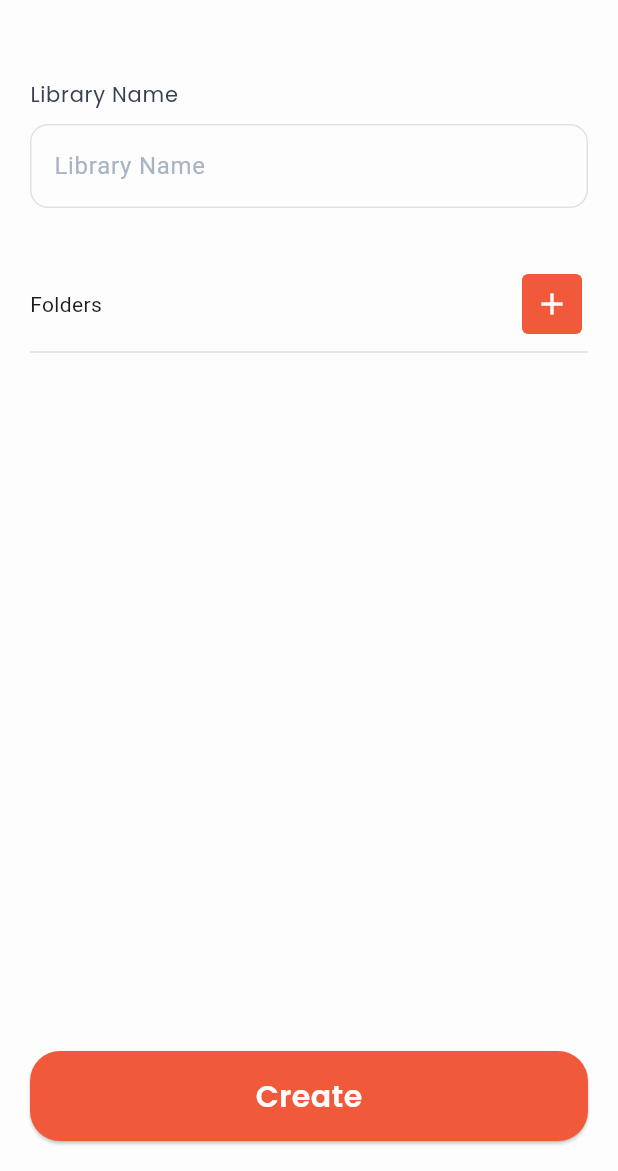
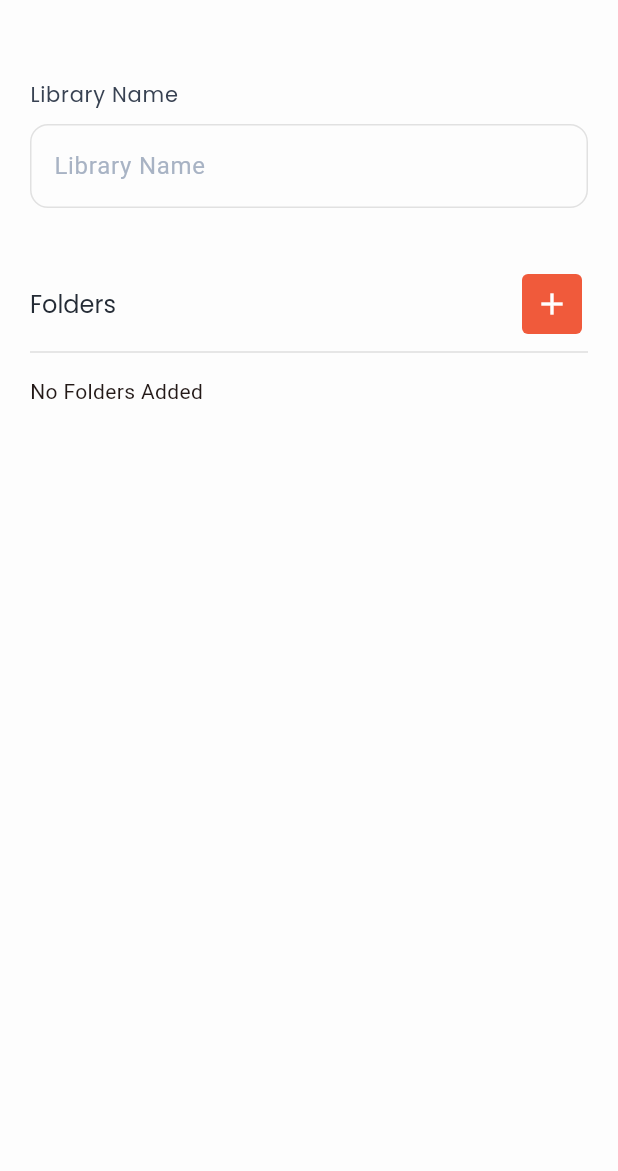
Before and after one commit to ListenUpApp/Client, a Flutter app: the CreateLibraryScreen screen opened directly, on a phone screen of 412 x 824 dp, the part 65-1236 px from its top. Run offline on Flutter 3.47's test engine with Material 3 defaults, Android fonts, the light colour scheme and no system bars; our stand-ins replace bloc, bloc_concurrency, equatable, flutter_bloc, flutter_secure_storage, flutter_svg and 4 more; missing offline and left inert: grpc; accounts and stored records are empty.

Commit message:
Add Folder browser and logic for creating libraries

```diff
--- a/devtools_options.yaml
+++ b/devtools_options.yaml
@@ -1,3 +1,4 @@
 description: This file stores settings for Dart & Flutter DevTools.
 documentation: https://docs.flutter.dev/tools/devtools/extensions#configure-extension-enablement-states
 extensions:
+  - provider: true
--- a/lib/auth_injection.dart
+++ b/lib/injection.dart
@@ -7,6 +7,7 @@ import 'package:listenup/core/data/server/datasource/server_remote_datasource.da
 import 'package:listenup/core/data/server/server_repository.dart';
 import 'package:listenup/library/data/datasource/library_remote_datasource.dart';
 import 'package:listenup/library/data/library_repository.dart';
+import 'package:listenup/library/presentation/bloc/library_bloc.dart';
 
 import 'auth/data/auth_repository.dart';
 import 'auth/data/datasource/auth_remote_datasource.dart';
@@ -37,6 +38,8 @@ Future<void> init() async {
       () => UrlBloc(sl<AuthRepository>(), sl<ConfigService>(), sl<AuthBloc>()));
   sl.registerLazySingleton<AuthBloc>(() => AuthBloc(
       authRepository: sl(), serverRepository: sl(), configService: sl()));
+  sl.registerLazySingleton<LibraryBloc>(
+      () => LibraryBloc(sl<LibraryRepository>(), sl<AuthBloc>()));
   sl.registerLazySingleton(() => LoginUsecase(sl()));
   sl.registerLazySingleton(() => RegisterUsecase(sl()));
   sl.registerLazySingleton(() => PingUsecase(sl()));
--- /dev/null
+++ b/lib/library/presentation/bloc/create/create_library_event.dart
@@ -0,0 +1,51 @@
+part of 'create_library_bloc.dart';
+
+@immutable
+sealed class CreateLibraryEvent extends Equatable {
+  const CreateLibraryEvent();
+
+  @override
+  List<Object> get props => [];
+}
+
+final class CreateLibrary extends CreateLibraryEvent {
+  final String name;
+  final List<Folder> folders;
+
+  const CreateLibrary(this.name, this.folders);
+}
+
+final class UpdateLibraryName extends CreateLibraryEvent {
+  final String name;
+  const UpdateLibraryName(this.name);
+
+  @override
+  List<Object> get props => [name];
+}
+
+final class LoadDirectories extends CreateLibraryEvent {
+  final String path;
+  final int level;
+  const LoadDirectories(this.path, this.level);
+
+  @override
+  List<Object> get props => [path, level];
+}
+
+final class NavigateBack extends CreateLibraryEvent {}
+
+final class AddFolderToLibrary extends CreateLibraryEvent {
+  final Folder folder;
+  const AddFolderToLibrary(this.folder);
+
+  @override
+  List<Object> get props => [folder];
+}
+
+final class RemoveFolderFromLibrary extends CreateLibraryEvent {
+  final Folder folder;
+  const RemoveFolderFromLibrary(this.folder);
+
+  @override
+  List<Object> get props => [folder];
+}
--- /dev/null
+++ b/lib/library/presentation/bloc/create/create_library_state.dart
@@ -0,0 +1,66 @@
+part of 'create_library_bloc.dart';
+
+@immutable
+sealed class CreateLibraryState extends Equatable {
+  const CreateLibraryState();
+
+  @override
+  List<Object> get props => [];
+}
+
+class CreateLibraryInitial extends CreateLibraryState {
+  const CreateLibraryInitial();
+}
+
+class CreateLibraryLoading extends CreateLibraryState {
+  const CreateLibraryLoading();
+}
+
+class CreateLibrarySuccess extends CreateLibraryState {
+  const CreateLibrarySuccess();
+}
+
+class CreateLibraryLoaded extends CreateLibraryState {
+  final String name;
+  final List<Folder> currentFolders;
+  final List<String> pathHistory;
+  final int currentLevel;
+  final List<Folder> selectedFolders;
+
+  const CreateLibraryLoaded({
+    required this.name,
+    required this.currentFolders,
+    required this.pathHistory,
+    required this.currentLevel,
+    required this.selectedFolders,
+  });
+
+  @override
+  List<Object> get props =>
+      [name, currentFolders, pathHistory, currentLevel, selectedFolders];
+
+  CreateLibraryLoaded copyWith({
+    String? name,
+    List<Folder>? currentFolders,
+    List<String>? pathHistory,
+    int? currentLevel,
+    List<Folder>? selectedFolders,
+  }) {
+    return CreateLibraryLoaded(
+      name: name ?? this.name,
+      currentFolders: currentFolders ?? this.currentFolders,
+      pathHistory: pathHistory ?? this.pathHistory,
+      currentLevel: currentLevel ?? this.currentLevel,
+      selectedFolders: selectedFolders ?? this.selectedFolders,
+    );
+  }
+}
+
+class CreateLibraryError extends CreateLibraryState {
+  final String message;
+
+  const CreateLibraryError(this.message);
+
+  @override
+  List<Object> get props => [message];
+}
--- a/lib/library/presentation/screens/create_library.dart
+++ b/lib/library/presentation/screens/create_library.dart
@@ -1,14 +1,21 @@
 import 'package:flutter/material.dart';
+import 'package:flutter_bloc/flutter_bloc.dart';
 import 'package:listenup/core/presentation/ui/widgets/button.dart';
 import 'package:listenup/core/presentation/ui/widgets/text_field.dart';
 import 'package:listenup/generated/listenup/folder/v1/folder.pb.dart';
+import 'package:listenup/library/presentation/widgets/folder_browser.dart';
 
 import '../../../core/presentation/ui/colors.dart';
+import '../bloc/create/create_library_bloc.dart';
 
 class CreateLibraryScreen extends StatelessWidget {
   final TextEditingController _libraryNameController = TextEditingController();
+
   CreateLibraryScreen({super.key});
+
   final List<Folder> folders = [];
+
+  @override
   @override
   Widget build(BuildContext context) {
     return Scaffold(
@@ -24,57 +31,122 @@ class CreateLibraryScreen extends StatelessWidget {
       ),
       body: Padding(
         padding: const EdgeInsets.all(20.0),
-        child: CustomScrollView(
-          slivers: [
-            SliverFillRemaining(
-              hasScrollBody: false,
-              child: Column(
+        child: BlocConsumer<CreateLibraryBloc, CreateLibraryState>(
+          listener: (context, state) {
+            if (state is CreateLibrarySuccess) {
+              Navigator.pop(context);
+            }
+          },
+          builder: (context, state) {
+            return Column(
               children: [
                 Expanded(
+                  child: SingleChildScrollView(
                     child: Column(
+                      crossAxisAlignment: CrossAxisAlignment.start,
                       children: [
-                        const SizedBox(
-                          height: 20.0,
-                        ),
+                        const SizedBox(height: 20.0),
                         ListenUpTextField(
                           controller: _libraryNameController,
-                            label: "Library Name"),
-                        const SizedBox(
-                          height: 40.0,
+                          label: "Library Name",
+                          onTextChanged: (value) {
+                            context
+                                .read<CreateLibraryBloc>()
+                                .add(UpdateLibraryName(value));
+                          },
                         ),
+                        const SizedBox(height: 40.0),
                         Row(
-                          mainAxisSize: MainAxisSize.max,
+                          mainAxisAlignment: MainAxisAlignment.spaceBetween,
                           children: [
-                            const Expanded(
-                              child: Text("Folders"),
+                            Text(
+                              "Folders",
+                              style: Theme.of(context).textTheme.displayMedium,
                             ),
                             IconButton(
-                              onPressed: () {},
+                              onPressed: () {
+                                showDialog<void>(
+                                  context: context,
+                                  builder: (BuildContext context) {
+                                    return Dialog(
+                                      insetPadding: const EdgeInsets.symmetric(
+                                          horizontal: 16.0, vertical: 32.0),
+                                      child: FolderBrowser(
+                                        onFolderSelected: (path) {
+                                          // Create a Folder object with the selected path
+                                          final selectedFolder = Folder()
+                                            ..path = path
+                                            ..name = path.split('/').last;
+                                          context.read<CreateLibraryBloc>().add(
+                                              AddFolderToLibrary(
+                                                  selectedFolder));
+                                          Navigator.of(context).pop();
+                                        },
+                                      ),
+                                    );
+                                  },
+                                );
+                              },
                               icon: const Icon(Icons.add),
                               style: FilledButton.styleFrom(
                                 foregroundColor: Colors.white,
                                 shape: RoundedRectangleBorder(
-                                    borderRadius: BorderRadius.circular(4)),
+                                  borderRadius: BorderRadius.circular(4),
+                                ),
                                 backgroundColor: ListenUpColors.primary,
                               ),
                             ),
                           ],
                         ),
-                        const Divider(
-                          color: Colors.black12,
+                        const Divider(color: Colors.black12),
+                        const SizedBox(height: 8.0),
+                        if (state is CreateLibraryLoaded)
+                          ListView.builder(
+                            shrinkWrap: true,
+                            physics: const NeverScrollableScrollPhysics(),
+                            itemCount: state.selectedFolders.length,
+                            itemBuilder: (context, index) {
+                              final folder = state.selectedFolders[index];
+                              return ListTile(
+                                contentPadding: EdgeInsets.zero,
+                                title: Text(folder.name),
+                                subtitle: Text(folder.path),
+                                trailing: IconButton(
+                                  icon: const Icon(
+                                    Icons.delete,
+                                    color: ListenUpColors.primary,
+                                    size: 28.0,
+                                  ),
+                                  onPressed: () {
+                                    context
+                                        .read<CreateLibraryBloc>()
+                                        .add(RemoveFolderFromLibrary(folder));
+                                  },
+                                ),
+                              );
+                            },
                           )
+                        else
+                          const Text("No Folders Added"),
                       ],
                     ),
                   ),
+                ),
+                if (state is CreateLibraryLoaded)
                   ListenUpButton(
-                      onPressed: () {},
+                    onPressed: () => context.read<CreateLibraryBloc>().add(
+                          CreateLibrary(
+                            _libraryNameController.text.trim(),
+                            state.selectedFolders,
+                          ),
+                        ),
                     text: "Create",
                     enabled: true,
-                      pending: false)
-                ],
-              ),
+                    pending: false,
                   ),
               ],
+            );
+          },
         ),
       ),
     );
--- a/pubspec.yaml
+++ b/pubspec.yaml
@@ -39,6 +39,7 @@ dependencies:
   logger: ^2.4.0
   go_router: ^14.2.7
   flutter_svg: ^2.0.10+1
+  path: ^1.9.0
 
 dev_dependencies:
   flutter_test:
```
Also changed, not shown: lib/library/presentation/bloc/create/create_library_bloc.dart (added, +151 -0 lines), lib/library/presentation/widgets/folder_browser.dart (added, +118 -0 lines), lib/main.dart (+5 -3 lines), pubspec.lock. Lines whose indentation alone changed are shown as unchanged.
